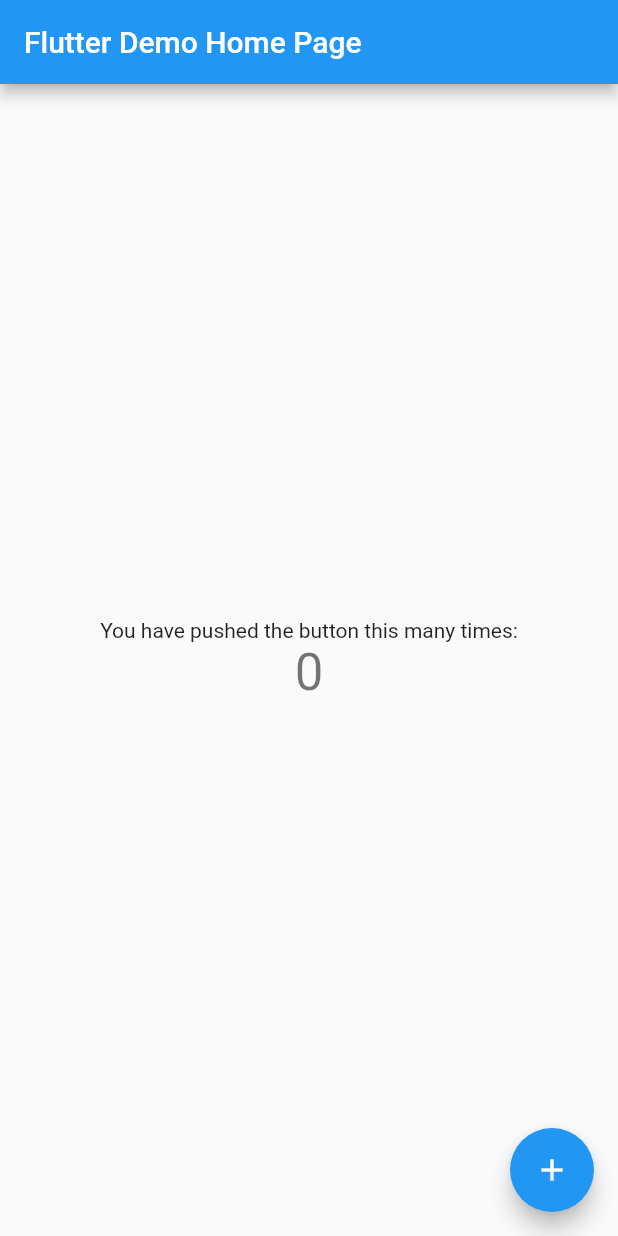
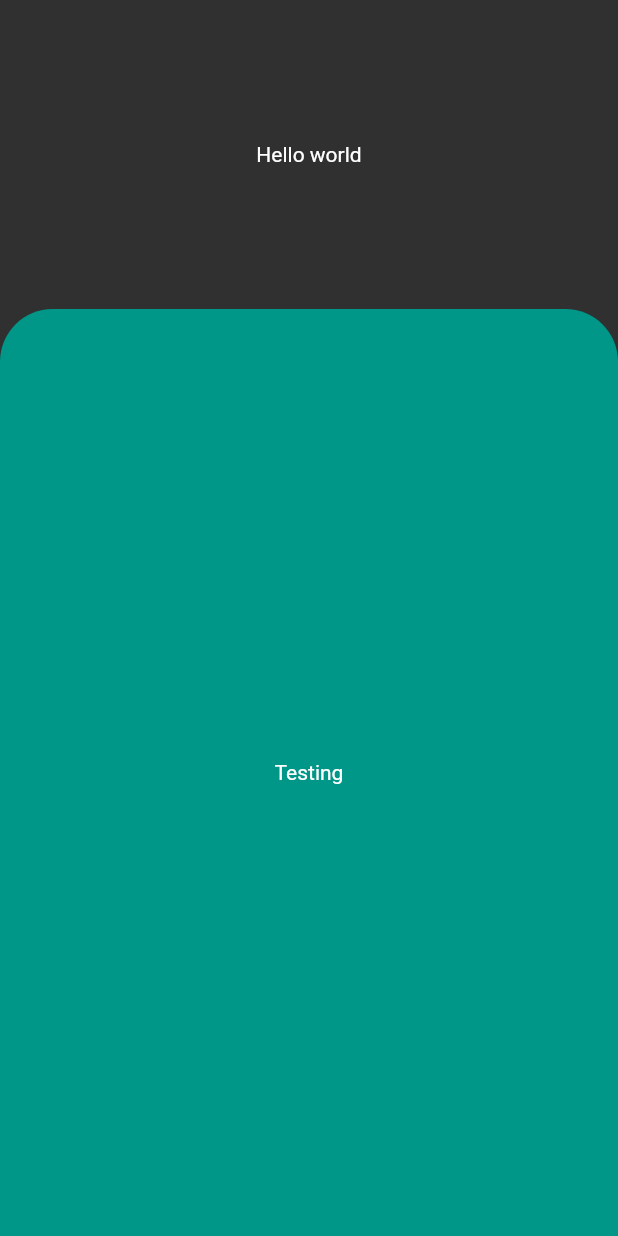
Before and after one commit to ShuaibSolomons/Robo-Front, a Flutter app: the screen it shows after launch, on a phone screen of 412 x 824 dp. Run offline on Flutter 3.47's test engine with Material 2 defaults, Android fonts, the phone set to English and light mode, and no system bars.

Commit message:
First start

```diff
--- a/robo_front/lib/main.dart
+++ b/robo_front/lib/main.dart
@@ -1,4 +1,5 @@
 import 'package:flutter/material.dart';
+import 'pages/HomePage.dart';
 
 void main() {
   runApp(MyApp());
@@ -9,105 +10,8 @@
   @override
   Widget build(BuildContext context) {
     return MaterialApp(
-      title: 'Flutter Demo',
-      theme: ThemeData(
-        // This is the theme of your application.
-        //
-        // Try running your application with "flutter run". You'll see the
-        // application has a blue toolbar. Then, without quitting the app, try
-        // changing the primarySwatch below to Colors.green and then invoke
-        // "hot reload" (press "r" in the console where you ran "flutter run",
-        // or simply save your changes to "hot reload" in a Flutter IDE).
-        // Notice that the counter didn't reset back to zero; the application
-        // is not restarted.
-        primarySwatch: Colors.blue,
-      ),
-      home: MyHomePage(title: 'Flutter Demo Home Page'),
+      theme: ThemeData.dark(),
+      home: HomePage(),
     );
   }
 }
-
-class MyHomePage extends StatefulWidget {
-  MyHomePage({Key key, this.title}) : super(key: key);
-
-  // This widget is the home page of your application. It is stateful, meaning
-  // that it has a State object (defined below) that contains fields that affect
-  // how it looks.
-
-  // This class is the configuration for the state. It holds the values (in this
-  // case the title) provided by the parent (in this case the App widget) and
-  // used by the build method of the State. Fields in a Widget subclass are
-  // always marked "final".
-
-  final String title;
-
-  @override
-  _MyHomePageState createState() => _MyHomePageState();
-}
-
-class _MyHomePageState extends State<MyHomePage> {
-  int _counter = 0;
-
-  void _incrementCounter() {
-    setState(() {
-      // This call to setState tells the Flutter framework that something has
-      // changed in this State, which causes it to rerun the build method below
-      // so that the display can reflect the updated values. If we changed
-      // _counter without calling setState(), then the build method would not be
-      // called again, and so nothing would appear to happen.
-      _counter++;
-    });
-  }
-
-  @override
-  Widget build(BuildContext context) {
-    // This method is rerun every time setState is called, for instance as done
-    // by the _incrementCounter method above.
-    //
-    // The Flutter framework has been optimized to make rerunning build methods
-    // fast, so that you can just rebuild anything that needs updating rather
-    // than having to individually change instances of widgets.
-    return Scaffold(
-      appBar: AppBar(
-        // Here we take the value from the MyHomePage object that was created by
-        // the App.build method, and use it to set our appbar title.
-        title: Text(widget.title),
-      ),
-      body: Center(
-        // Center is a layout widget. It takes a single child and positions it
-        // in the middle of the parent.
-        child: Column(
-          // Column is also a layout widget. It takes a list of children and
-          // arranges them vertically. By default, it sizes itself to fit its
-          // children horizontally, and tries to be as tall as its parent.
-          //
-          // Invoke "debug painting" (press "p" in the console, choose the
-          // "Toggle Debug Paint" action from the Flutter Inspector in Android
-          // Studio, or the "Toggle Debug Paint" command in Visual Studio Code)
-          // to see the wireframe for each widget.
-          //
-          // Column has various properties to control how it sizes itself and
-          // how it positions its children. Here we use mainAxisAlignment to
-          // center the children vertically; the main axis here is the vertical
-          // axis because Columns are vertical (the cross axis would be
-          // horizontal).
-          mainAxisAlignment: MainAxisAlignment.center,
-          children: <Widget>[
-            Text(
-              'You have pushed the button this many times:',
-            ),
-            Text(
-              '$_counter',
-              style: Theme.of(context).textTheme.headline4,
-            ),
-          ],
-        ),
-      ),
-      floatingActionButton: FloatingActionButton(
-        onPressed: _incrementCounter,
-        tooltip: 'Increment',
-        child: Icon(Icons.add),
-      ), // This trailing comma makes auto-formatting nicer for build methods.
-    );
-  }
-}
--- /dev/null
+++ b/robo_front/lib/pages/HomePage.dart
@@ -0,0 +1,69 @@
+import 'package:flutter/material.dart';
+import 'package:robo_front/reusableResources/ReusableCard.dart';
+
+class HomePage extends StatefulWidget {
+  @override
+  _HomePageState createState() => _HomePageState();
+}
+
+class _HomePageState extends State<HomePage> {
+  @override
+  Widget build(BuildContext context) {
+    return Scaffold(
+      body: Column(
+        crossAxisAlignment: CrossAxisAlignment.stretch,
+        children: [
+          Expanded(
+            child: Row(
+              children: [
+                Expanded(
+                  child: Column(
+                    mainAxisAlignment: MainAxisAlignment.center,
+                    crossAxisAlignment: CrossAxisAlignment.stretch,
+                    children: [
+                      Expanded(
+                        child: Container(
+                          decoration: BoxDecoration(),
+                          child: Center(
+                            child: Text(
+                              "Hello world",
+                            ),
+                          ),
+                        ),
+                      ),
+                    ],
+                  ),
+                ),
+              ],
+            ),
+          ),
+          Expanded(
+            flex: 3,
+            child: Column(
+              mainAxisAlignment: MainAxisAlignment.center,
+              crossAxisAlignment: CrossAxisAlignment.stretch,
+              children: [
+                Expanded(
+                  child: Container(
+                    decoration: BoxDecoration(
+                      color: Colors.teal,
+                      borderRadius: BorderRadius.only(
+                        topLeft: Radius.circular(35.0),
+                        topRight: Radius.circular(35.0),
+                      ),
+                    ),
+                    child: Center(
+                      child: Text(
+                        "Testing",
+                      ),
+                    ),
+                  ),
+                ),
+              ],
+            ),
+          )
+        ],
+      ),
+    );
+  }
+}
--- /dev/null
+++ b/robo_front/lib/reusableResources/ReusableCard.dart
@@ -0,0 +1,24 @@
+import 'package:flutter/material.dart';
+
+class ReusableCard extends StatelessWidget {
+  ReusableCard({@required this.colour, this.cardChild, this.onPress});
+
+  final Color colour;
+  final Widget cardChild;
+  final Function onPress;
+
+  @override
+  Widget build(BuildContext context) {
+    return GestureDetector(
+      onTap: onPress,
+      child: Container(
+        child: cardChild,
+        margin: EdgeInsets.all(15.0),
+        decoration: BoxDecoration(
+          color: colour,
+          borderRadius: BorderRadius.circular(10.0),
+        ),
+      ),
+    );
+  }
+}
```
Also changed, not shown: robo_front/pubspec.yaml (+1 -56 lines), 1 other file.
